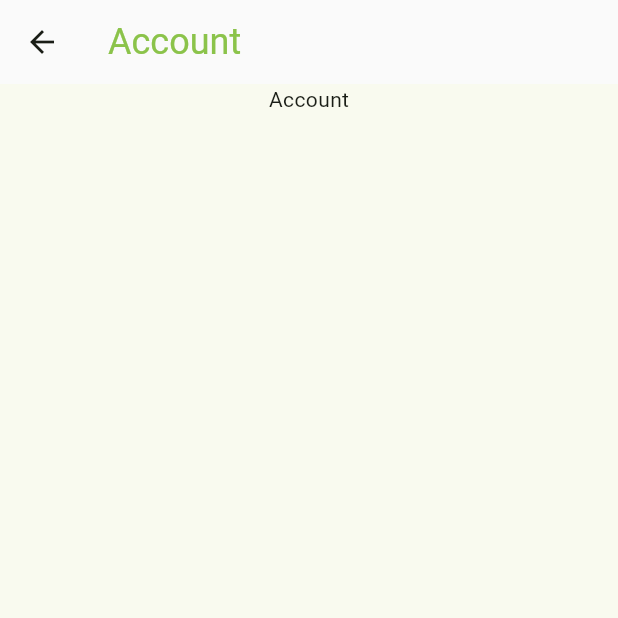
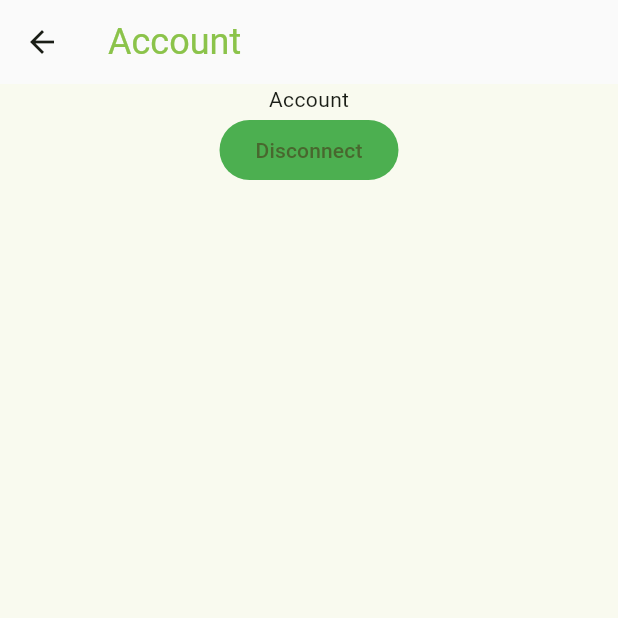
Before and after one commit to AlexL64/IntelliGrow-App, a Flutter app: the Account screen opened directly, on a phone screen of 412 x 824 dp, the top half of it. Run offline on Flutter 3.47's test engine with Material 2 defaults, Android fonts, the phone set to English and light mode, and no system bars; our stand-ins replace firebase_auth, firebase_core, flutter_login; accounts and stored records are empty; generated files the repository leaves out were written again.

Commit message:
Add disconnect button

```diff
--- a/lib/main.dart
+++ b/lib/main.dart
@@ -3,7 +3,7 @@ import 'package:intelli_grow/views/connected.dart';
 import 'views/login_screen.dart';
 import 'package:firebase_core/firebase_core.dart';
 import 'firebase_options.dart';
-import 'package:firebase_auth/firebase_auth.dart';
+import 'package:firebase_auth/firebase_auth.dart';''
 
 Future<void> main() async {
   WidgetsFlutterBinding.ensureInitialized();
--- a/lib/widgets/account.dart
+++ b/lib/widgets/account.dart
@@ -1,4 +1,6 @@
+import 'package:firebase_auth/firebase_auth.dart';
 import 'package:flutter/material.dart';
+import 'package:intelli_grow/views/login_screen.dart';
 
 class Account extends StatelessWidget {
   const Account({super.key});
@@ -14,10 +16,23 @@ class Account extends StatelessWidget {
         backgroundColor: Colors.grey[50],
         elevation: 0,
       ),
-      body: const Center(
+      body: Center(
         child: Column(
           children: [
-            Text("Account"),
+            const Text("Account"),
+            ElevatedButton(
+              style: ElevatedButton.styleFrom(
+                backgroundColor: Colors.green,
+                elevation: 0,
+              ),
+              onPressed: () async {
+                await FirebaseAuth.instance.signOut();
+                Navigator.of(context).pushReplacement(MaterialPageRoute(
+                  builder: (context) => const LoginScreen(),
+                ));
+              },
+              child: const Text("Disconnect"),
+            ),
           ],
         ),
       ),
```
